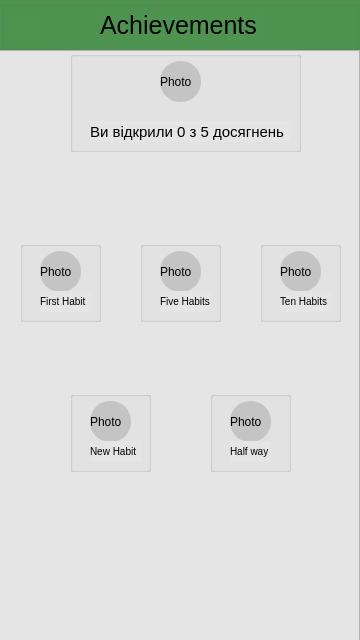
Qt form menu.ui (oleksandrhf/GoHabit) before a commit.
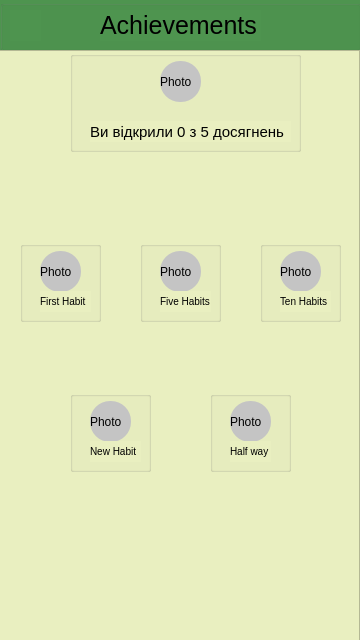
The same form after that commit. The open tabs and pages were chosen to show the change. Icons and pictures are not drawn.

What changed in the file:
```diff
--- a/menu.ui
+++ b/menu.ui
@@ -14,7 +14,7 @@
    <string>Form</string>
   </property>
   <property name="styleSheet">
-   <string notr="true">background: #E5E5E5;</string>
+   <string notr="true">background-color: #B4E197;</string>
   </property>
   <widget class="QStackedWidget" name="stackedWidget">
    <property name="geometry">
@@ -26,7 +26,7 @@
     </rect>
    </property>
    <property name="styleSheet">
-    <string notr="true">background: #E5E5E5;</string>
+    <string notr="true">background: #E9EFC0;</string>
    </property>
    <property name="currentIndex">
     <number>3</number>
@@ -457,7 +457,7 @@
       </rect>
      </property>
      <property name="styleSheet">
-      <string notr="true">background-color: #E5E5E5;
+      <string notr="true">background-color: #E9EFC0;
 </string>
      </property>
      <property name="widgetResizable">
@@ -853,7 +853,7 @@
         <bool>false</bool>
        </property>
        <property name="styleSheet">
-        <string notr="true">background: #E5E5E5;</string>
+        <string notr="true">background: #E9EFC0;</string>
        </property>
        <property name="title">
         <string/>
```
Left out of the diff: 2 changed lines with no effect on the pictures.
